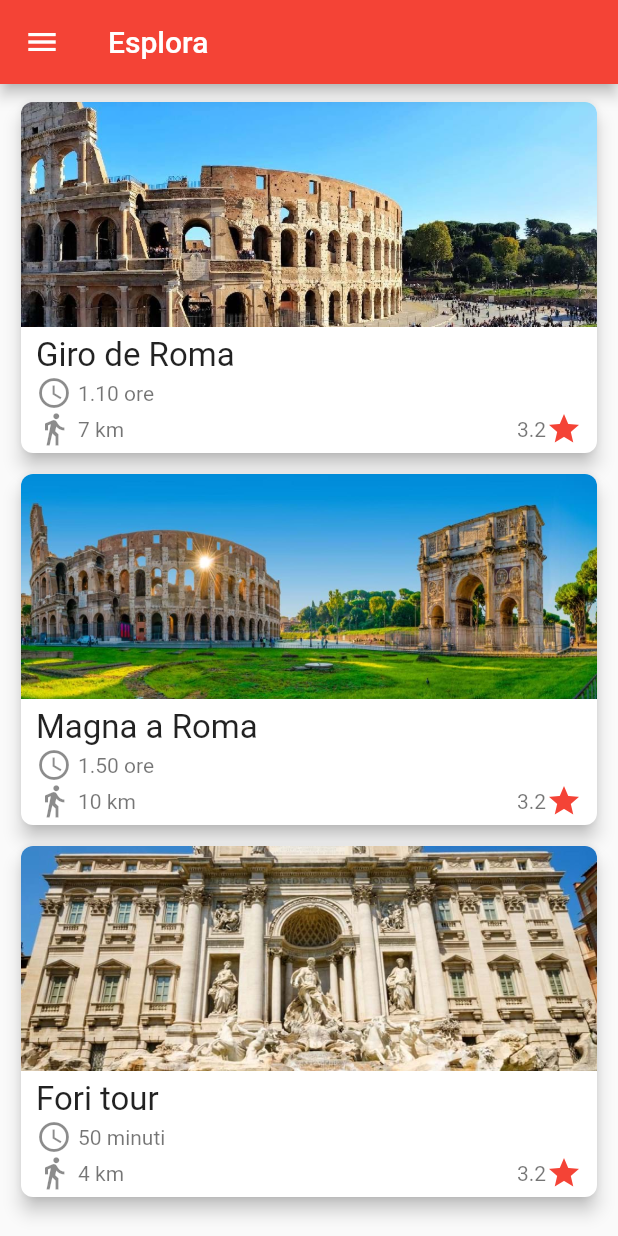
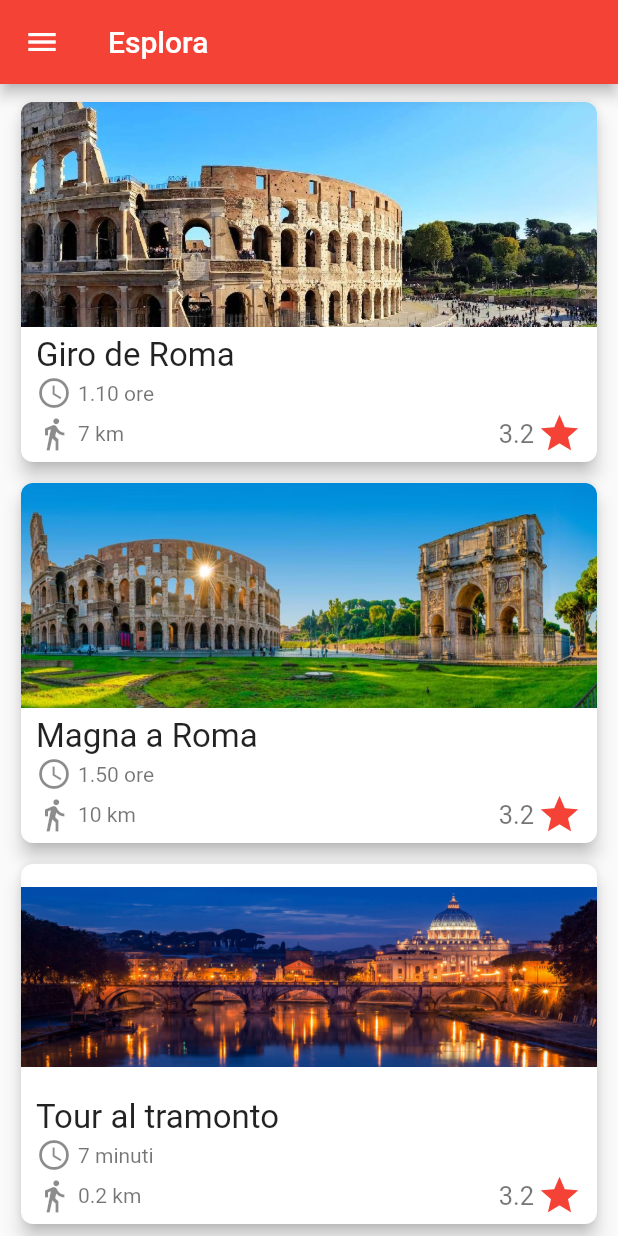
Before and after one commit to AlessioLuciani/GuideMe, a Flutter app: the screen it shows after launch, on a phone screen of 412 x 824 dp. Run offline on Flutter 3.47's test engine with Material 2 defaults, Android fonts, the phone set to English and light mode, and no system bars; our stand-ins replace google_maps_flutter.

Commit message:
Add Data class for storing statically data inside the app.

```diff
--- a/lib/android_home.dart
+++ b/lib/android_home.dart
@@ -1,3 +1,5 @@
+import 'package:GuideMe/commons/user.dart';
+import 'package:GuideMe/utils/data.dart';
 import 'package:flutter/material.dart';
 
 import 'fragments/add_itinerary.dart';
@@ -62,7 +64,7 @@ class AndroidHomePageState extends State<AndroidHomePage> {
         onTap: () => _onSelectItem(i),
       ));
     }
-
+    User currentUser = Data.users[Data.currentUserIndex];
     return new Scaffold(
       appBar: new AppBar(
         title: new Text(widget.drawerItems[_selectedDrawerIndex].title),
@@ -71,11 +73,11 @@ class AndroidHomePageState extends State<AndroidHomePage> {
         child: new Column(
           children: <Widget>[
             UserAccountsDrawerHeader(
-              accountName: new Text("Name Surname"),
-              accountEmail: new Text("yourlongemail@gmail.com"),
+              accountName: new Text('${currentUser.name} ${currentUser.surname}'),
+              accountEmail: new Text(currentUser.email),
               currentAccountPicture: new CircleAvatar(
                 backgroundColor: Colors.white,
-                child: new Text("N"),
+                child: new Text(currentUser.name[0].toUpperCase()),
               ),
             ),
             new Column(children: drawerOptions)
--- a/lib/commons/Itinerary.dart
+++ b/lib/commons/Itinerary.dart
@@ -34,4 +34,6 @@ class Itinerary {
   String get avgReview => "3.2";
 
   set addReview(Review review) => _reviews.add(review);
+
+  void toggleFavourite() => isFavourite = !isFavourite;
 }
--- a/lib/commons/user.dart
+++ b/lib/commons/user.dart
@@ -1,6 +1,10 @@
 import 'package:flutter/material.dart';
 
 class User {
+  // Dirty id of the class
+  static int _id = 0;
+  // The id below is the one reffering to the user
+  int id;
   String name;
   String surname;
   String email;
@@ -11,5 +15,8 @@ class User {
     @required this.surname,
     @required this.email,
     this.photo,
-  });
+  }) {
+    id = _id;
+    _id++;
+  }
 }
--- a/lib/fragments/explore.dart
+++ b/lib/fragments/explore.dart
@@ -1,68 +1,22 @@
-import 'package:GuideMe/commons/Itinerary.dart';
-import 'package:GuideMe/commons/itinerary_stop.dart';
-import 'package:GuideMe/commons/user.dart';
+import 'package:GuideMe/utils/data.dart';
 import 'package:GuideMe/widgets/explore_card.dart';
 import 'package:flutter/material.dart';
-import 'package:google_maps_flutter/google_maps_flutter.dart';
 
 class ExploreFragment extends StatelessWidget {
-  static User author =
-      User(name: "John", surname: "Smith", email: "john@smith.com");
-
-  //final List<ItineraryStop> = [name: ItineraryStop("Colosseo", coord: LatLng(3.0, 4.0))];
-  static List<ItineraryStop> stops = [
-    ItineraryStop(name: "Colosseo", coord: LatLng(41.890447, 12.492420)),
-    ItineraryStop(name: "Fori imperiali", coord: LatLng(41.898505, 12.476890)),
-    ItineraryStop(name: "Arco di traiano", coord: LatLng(41.892446, 12.485346)),
-    ItineraryStop(name: "Piazza di spagna", coord: LatLng(41.900890, 12.483260)),
-    ItineraryStop(name: "Mole antonelliana", coord: LatLng(41.906479, 12.453602)),
-  ];
-  // Static list of itineraries uploaded by users
-  final List<Itinerary> itineraries = [
-    Itinerary(
-        author: author,
-        coverImage: "assets/images/colosseo.jpg",
-        title: "Giro de Roma",
-        duration: "1.10 ore",
-        distance: "7 km",
-        priceRange: "0-15",
-        stops: [stops[0], stops[1], stops[2]],
-        longDescription:
-            "Bellissimo ed impegnativo percorso in Val Squaranto da Montorio/Ferrazze. Il giro propone due salite e due discese più alcuni mangia e bevi di collegamento. La prima salita porta da Montorio a Maroni. Ci sono ovviamente molte alternative per portarsi a Maroni, io ne propongo qui una che limita al minimo l’asfalto e ritengo (a mio parere) una delle più belle. Da Maroni prendere a dx una mulattiera/sentiero che taglia in costa (versante Squaranto) la montagna."),
-    Itinerary(
-        author: author,
-        coverImage: "assets/images/rome-sun.jpg",
-        title: "Magna a Roma",
-        duration: "1.50 ore",
-        distance: "10 km",
-        priceRange: "0-32",
-        stops: [stops[3], stops[2], stops[1]],
-        longDescription: "asd"),
-    Itinerary(
-        author: author,
-        coverImage: "assets/images/barberini.jpg",
-        title: "Fori tour",
-        duration: "50 minuti",
-        distance: "4 km",
-        priceRange: "0-1024",
-        stops: [stops[2], stops[3], stops[1]],
-        longDescription: "asd"),
-  ];
-
   @override
   Widget build(BuildContext context) {
     return Padding(
       padding: EdgeInsets.only(top: 8),
       child: ListView.builder(
-        itemCount: itineraries.length,
+        itemCount: Data.itineraries.length,
         itemBuilder: (_, index) => Container(
             // Add padding to the last item of the list
-            padding: index == itineraries.length - 1
+            padding: index == Data.itineraries.length - 1
                 ? EdgeInsets.only(bottom: 10)
                 : null,
             // Form a new card from the current itinerary information
             child: ExploreCard(
-              itinerary: itineraries[index],
+              itinerary: Data.itineraries[index],
             )),
       ),
     );
--- a/lib/pages/details.dart
+++ b/lib/pages/details.dart
@@ -2,6 +2,8 @@ import 'dart:ui';
 
 import 'package:GuideMe/commons/Itinerary.dart';
 import 'package:GuideMe/commons/itinerary_stop.dart';
+import 'package:GuideMe/utils/data.dart';
+import 'package:GuideMe/utils/utils.dart';
 import 'package:flutter/material.dart';
 import 'package:google_maps_flutter/google_maps_flutter.dart';
 
@@ -30,6 +32,7 @@ class DetailsPageState extends State<DetailsPage> {
 
   @override
   Widget build(BuildContext context) {
+    debugPrint('${widget.itinerary.author.id}');
     return Scaffold(
       backgroundColor: Colors.white,
       appBar: AppBar(title: Text(widget.itinerary.title)),
@@ -84,7 +87,7 @@ class DetailsPageState extends State<DetailsPage> {
                 )
               ],
             ),
-            padding: EdgeInsets.only(left: 16),
+            padding: EdgeInsets.only(left: 18),
           ),
           Padding(
             child: Row(
@@ -99,7 +102,7 @@ class DetailsPageState extends State<DetailsPage> {
                 )
               ],
             ),
-            padding: EdgeInsets.only(left: 16, top: 4),
+            padding: EdgeInsets.only(left: 18, top: 4),
           ),
           Padding(
             child: Row(
@@ -114,7 +117,7 @@ class DetailsPageState extends State<DetailsPage> {
                 )
               ],
             ),
-            padding: EdgeInsets.only(left: 16, top: 4),
+            padding: EdgeInsets.only(left: 18, top: 4),
           ),
           Padding(
             child: Row(
@@ -129,7 +132,7 @@ class DetailsPageState extends State<DetailsPage> {
                 )
               ],
             ),
-            padding: EdgeInsets.only(left: 16, top: 4),
+            padding: EdgeInsets.only(left: 18, top: 4),
           ),
           Expanded(
             child: Align(
@@ -146,7 +149,10 @@ class DetailsPageState extends State<DetailsPage> {
                             : Icons.favorite_border,
                         size: 36,
                       ),
-                      onPressed: () => widget.itinerary.isFavourite = true,
+                      onPressed: () =>
+                          //setState(() => widget.itinerary.isFavourite = !widget.itinerary.isFavourite),
+                          setState(() => Utils.getItineraryRef(widget.itinerary)
+                              .toggleFavourite()),
                     ),
                   ),
                   SizedBox(
--- /dev/null
+++ b/lib/utils/data.dart
@@ -0,0 +1,68 @@
+import 'package:GuideMe/commons/Itinerary.dart';
+import 'package:GuideMe/commons/itinerary_stop.dart';
+import 'package:GuideMe/commons/user.dart';
+import 'package:google_maps_flutter/google_maps_flutter.dart';
+
+class Data {
+
+  static int currentUserIndex = 0;
+
+  static List<User> users = [
+    User(name: "John", surname: "Smith", email: "john@smith.com"),
+    User(name: "Luca", surname: "Rossi", email: "luca@rossi.com"),
+    User(name: "Luigi", surname: "Bianchi", email: "luigi@bianchi.com"),
+    User(name: "Chris", surname: "Milly", email: "chris@milly.com"),
+  ];
+
+  // Static list of itineraries uploaded by users
+  static List<Itinerary> itineraries = [
+    Itinerary(
+        author: users[0],
+        coverImage: "assets/images/colosseo.jpg",
+        title: "Giro de Roma",
+        duration: "1.10 ore",
+        distance: "7 km",
+        priceRange: "0-15",
+        stops: [stops[0], stops[1], stops[2]],
+        longDescription:
+            "Bellissimo ed impegnativo percorso in Val Squaranto da Montorio/Ferrazze. Il giro propone due salite e due discese più alcuni mangia e bevi di collegamento. La prima salita porta da Montorio a Maroni. Ci sono ovviamente molte alternative per portarsi a Maroni, io ne propongo qui una che limita al minimo l’asfalto e ritengo (a mio parere) una delle più belle. Da Maroni prendere a dx una mulattiera/sentiero che taglia in costa (versante Squaranto) la montagna."),
+    Itinerary(
+        author: users[1],
+        coverImage: "assets/images/rome-sun.jpg",
+        title: "Magna a Roma",
+        duration: "1.50 ore",
+        distance: "10 km",
+        priceRange: "0-32",
+        stops: [stops[3], stops[2], stops[1]],
+        longDescription: "asd"),
+    Itinerary(
+        author: users[3],
+        coverImage: "assets/images/rome-night.jpg",
+        title: "Tour al tramonto",
+        duration: "7 minuti",
+        distance: "0.2 km",
+        priceRange: "0-1024",
+        stops: [stops[2], stops[3], stops[1]],
+        longDescription: "asd"),
+    Itinerary(
+        author: users[1],
+        coverImage: "assets/images/piazza_navona.jpg",
+        title: "Misteri a Roma",
+        duration: "42 minuti",
+        distance: "4 km",
+        priceRange: "0-1024",
+        stops: [stops[2], stops[3], stops[1]],
+        longDescription: "asd"),
+  ];
+
+  //final List<ItineraryStop> = [name: ItineraryStop("Colosseo", coord: LatLng(3.0, 4.0))];
+  static List<ItineraryStop> stops = [
+    ItineraryStop(name: "Colosseo", coord: LatLng(41.890447, 12.492420)),
+    ItineraryStop(name: "Fori imperiali", coord: LatLng(41.898505, 12.476890)),
+    ItineraryStop(name: "Arco di traiano", coord: LatLng(41.892446, 12.485346)),
+    ItineraryStop(
+        name: "Piazza di spagna", coord: LatLng(41.900890, 12.483260)),
+    ItineraryStop(
+        name: "Mole antonelliana", coord: LatLng(41.906479, 12.453602)),
+  ];
+}
--- /dev/null
+++ b/lib/utils/utils.dart
@@ -0,0 +1,13 @@
+import 'package:GuideMe/commons/Itinerary.dart';
+import 'package:GuideMe/utils/data.dart';
+import 'package:flutter/foundation.dart';
+
+class Utils {
+
+  // Function used to retrieve the corresponding index of '_itinerary' among itineraries list located in data
+  static Itinerary getItineraryRef(Itinerary _itinerary) {
+    int index = Data.itineraries.indexWhere((Itinerary it) => it.author.id == _itinerary.author.id);
+    debugPrint('$index');
+    return Data.itineraries[index];
+  }
+}
--- a/lib/widgets/explore_card.dart
+++ b/lib/widgets/explore_card.dart
@@ -1,6 +1,5 @@
 import 'package:GuideMe/commons/Itinerary.dart';
 import 'package:GuideMe/pages/details.dart';
-import 'package:GuideMe/pages/new_p.dart';
 import 'package:flutter/material.dart';
 
 class ExploreCard extends StatelessWidget {
@@ -96,8 +95,10 @@ Widget _getRating(String rating) {
     children: <Widget>[
       Text(
         rating,
+        style: TextStyle(fontSize: 17),
       ),
-      Icon(Icons.star, color: Colors.red,),
+      SizedBox(width: 2,),
+      Icon(Icons.star, color: Colors.red, size: 30,),
       SizedBox(
         width: 10,
       )
```
Also changed, not shown: assets/images/piazza_navona.jpg (added), assets/images/rome-night.jpg (added).
